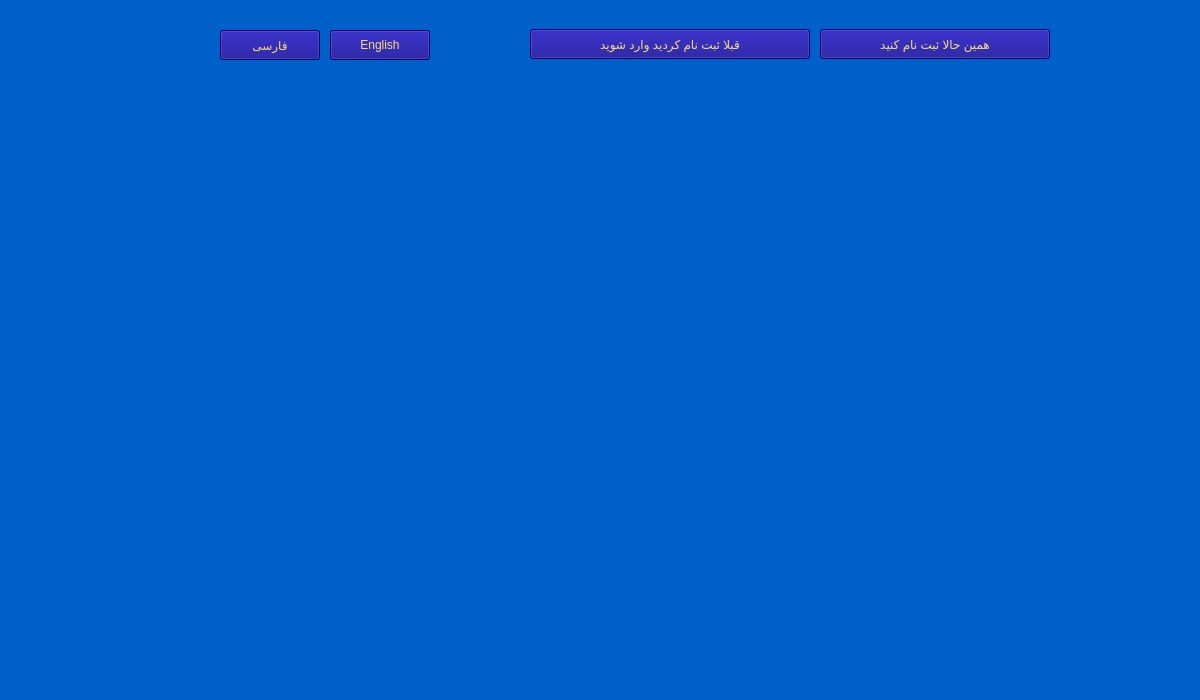
Qt form welcome.ui (mahan109910/linking_me) before a commit.
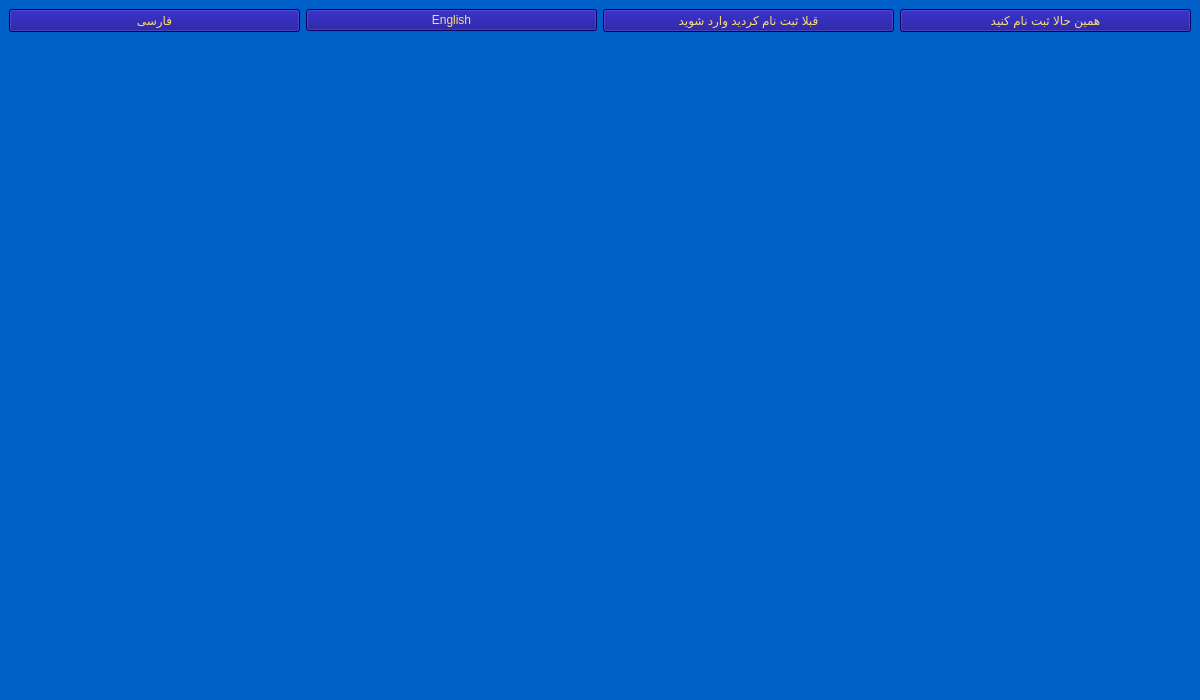
The same form after that commit. Icons and pictures are not drawn.

Diff of the .ui file:
```diff
--- a/welcome.ui
+++ b/welcome.ui
@@ -31,15 +31,9 @@
 </string>
   </property>
   <widget class="QWidget" name="centralwidget">
+   <layout class="QGridLayout" name="gridLayout">
+    <item row="0" column="0">
    <widget class="QPushButton" name="pushButton_Persian">
-    <property name="geometry">
-     <rect>
-      <x>220</x>
-      <y>30</y>
-      <width>100</width>
-      <height>30</height>
-     </rect>
-    </property>
     <property name="styleSheet">
      <string notr="true">font: 900 11pt &quot;Segoe UI Black&quot;;
 color: rgb(252, 220, 116);
@@ -49,15 +43,21 @@
      <string>فارسی</string>
     </property>
    </widget>
+    </item>
+    <item row="0" column="2">
+     <widget class="QPushButton" name="pushButton_LogIn">
+      <property name="styleSheet">
+       <string notr="true">font: 900 11pt &quot;Segoe UI Black&quot;;
+color: rgb(252, 220, 116);
+background-color: rgb(9, 0, 137);</string>
+      </property>
+      <property name="text">
+       <string>قبلا ثبت نام کردید وارد شوید</string>
+      </property>
+     </widget>
+    </item>
+    <item row="0" column="1">
    <widget class="QPushButton" name="pushButton_English">
-    <property name="geometry">
-     <rect>
-      <x>330</x>
-      <y>30</y>
-      <width>100</width>
-      <height>30</height>
-     </rect>
-    </property>
     <property name="styleSheet">
      <string notr="true">font: 900 11pt &quot;Segoe UI Black&quot;;
 color: rgb(252, 220, 116);
@@ -67,15 +67,9 @@
      <string>English</string>
     </property>
    </widget>
+    </item>
+    <item row="0" column="3">
    <widget class="QPushButton" name="pushButton_Register">
-    <property name="geometry">
-     <rect>
-      <x>820</x>
-      <y>29</y>
-      <width>230</width>
-      <height>30</height>
-     </rect>
-    </property>
     <property name="styleSheet">
      <string notr="true">font: 900 11pt &quot;Segoe UI Black&quot;;
 color: rgb(252, 220, 116);
@@ -85,37 +79,15 @@
      <string>همین حالا ثبت نام کنید</string>
     </property>
    </widget>
-   <widget class="QPushButton" name="pushButton_LogIn">
-    <property name="geometry">
-     <rect>
-      <x>530</x>
-      <y>29</y>
-      <width>280</width>
-      <height>30</height>
-     </rect>
-    </property>
-    <property name="styleSheet">
-     <string notr="true">font: 900 11pt &quot;Segoe UI Black&quot;;
-color: rgb(252, 220, 116);
-background-color: rgb(9, 0, 137);</string>
-    </property>
-    <property name="text">
-     <string>قبلا ثبت نام کردید وارد شوید</string>
-    </property>
-   </widget>
+    </item>
+    <item row="1" column="0" colspan="4">
    <widget class="QWidget" name="backgroundFrame" native="true">
-    <property name="geometry">
-     <rect>
-      <x>200</x>
-      <y>80</y>
-      <width>851</width>
-      <height>401</height>
-     </rect>
-    </property>
     <property name="styleSheet">
      <string notr="true">image: url(:/new/prefix1/image/qt8.png);</string>
     </property>
    </widget>
+    </item>
+   </layout>
   </widget>
   <widget class="QMenuBar" name="menubar">
    <property name="geometry">
```
Lines whose indentation alone changed are shown as unchanged.
